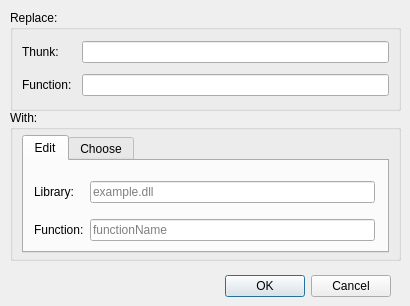
First picture: the form in patcher/replacements.ui, repository hasherezade/IAT_patcher, before the edit.
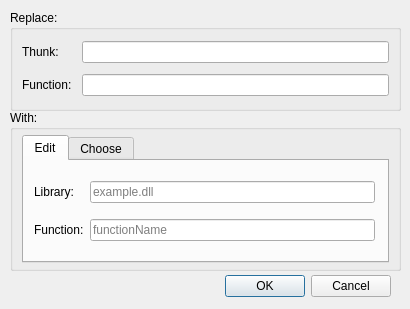
Second picture: the form after the edit.

Commit message: [REFACT] Changes in ReplacementsWindow layout.

```diff
--- a/patcher/replacements.ui
+++ b/patcher/replacements.ui
@@ -10,7 +10,7 @@
     <x>0</x>
     <y>0</y>
     <width>410</width>
-    <height>306</height>
+    <height>309</height>
    </rect>
   </property>
   <property name="sizePolicy">
@@ -150,7 +150,7 @@
      <x>10</x>
      <y>110</y>
      <width>391</width>
-     <height>151</height>
+     <height>161</height>
     </rect>
    </property>
    <property name="sizePolicy">
@@ -227,6 +227,9 @@
          <property name="rightMargin">
           <number>10</number>
          </property>
+         <property name="bottomMargin">
+          <number>0</number>
+         </property>
          <item row="0" column="1">
           <widget class="QLineEdit" name="libraryEdit">
            <property name="placeholderText">
```
